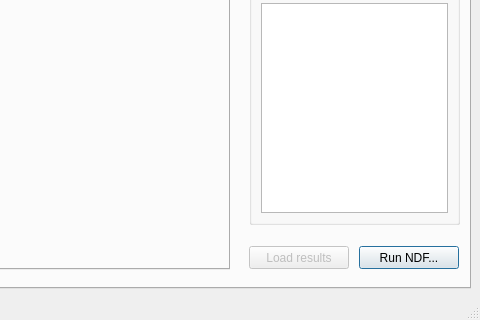
This is ui/geo_load.ui in m-sequeira/IBA-Studio as Qt 5 draws it before an edit; both pictures show x 752 to 1232 and y 484 to 804 of the 1232 by 804 pixel window. The edited form follows.
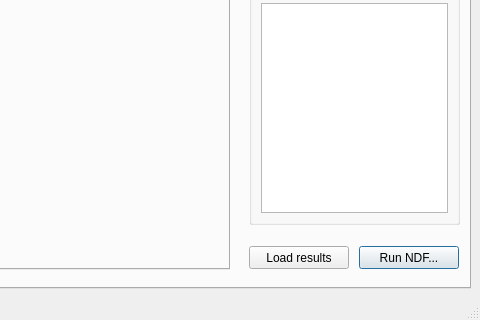
This is the edited form. The open tabs and pages were chosen to show the change.

Patch:
```diff
--- a/ui/geo_load.ui
+++ b/ui/geo_load.ui
@@ -2720,7 +2720,7 @@
        </widget>
        <widget class="QPushButton" name="pushLoad_results">
         <property name="enabled">
-         <bool>false</bool>
+         <bool>true</bool>
         </property>
         <property name="geometry">
          <rect>
```
